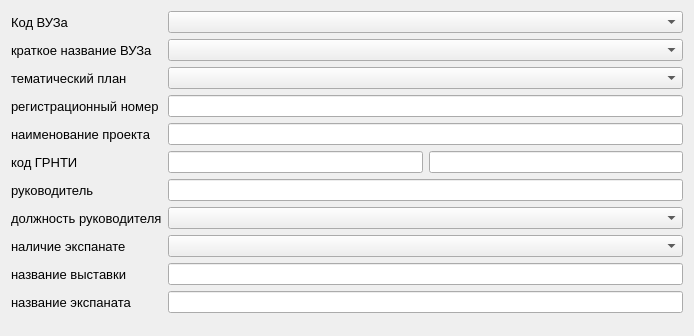
The window that insert_row.ui (VaninaAY/SYBD) describes before a commit, drawn with Qt 5.
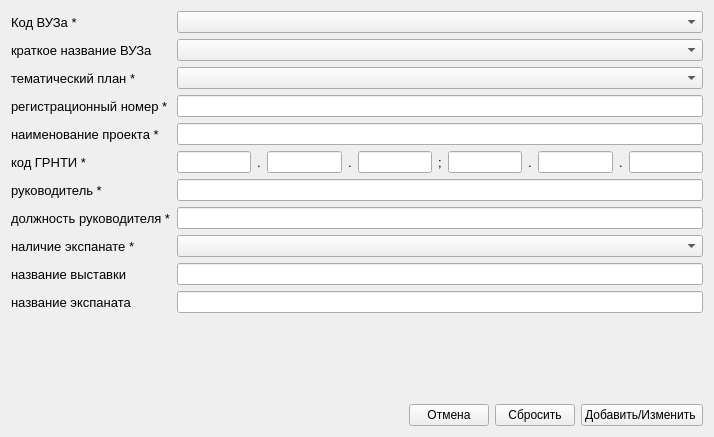
The same window after the commit.

Patch:
```diff
--- a/insert_row.ui
+++ b/insert_row.ui
@@ -6,13 +6,15 @@
    <rect>
     <x>0</x>
     <y>0</y>
-    <width>694</width>
-    <height>336</height>
+    <width>714</width>
+    <height>437</height>
    </rect>
   </property>
   <property name="windowTitle">
    <string>Form</string>
   </property>
+  <layout class="QVBoxLayout" name="verticalLayout">
+   <item>
   <layout class="QFormLayout" name="formLayout">
    <item row="0" column="0">
     <widget class="QLabel" name="label">
@@ -22,7 +24,7 @@
       </font>
      </property>
      <property name="text">
-      <string>Код ВУЗа</string>
+        <string>Код ВУЗа *</string>
      </property>
     </widget>
    </item>
@@ -52,7 +54,7 @@
       </font>
      </property>
      <property name="text">
-      <string>тематический план</string>
+        <string>тематический план *</string>
      </property>
     </widget>
    </item>
@@ -67,7 +69,7 @@
       </font>
      </property>
      <property name="text">
-      <string>регистрационный номер</string>
+        <string>регистрационный номер *</string>
      </property>
     </widget>
    </item>
@@ -82,7 +84,7 @@
       </font>
      </property>
      <property name="text">
-      <string>наименование проекта</string>
+        <string>наименование проекта *</string>
      </property>
     </widget>
    </item>
@@ -97,17 +99,119 @@
       </font>
      </property>
      <property name="text">
-      <string>код ГРНТИ</string>
+        <string>код ГРНТИ *</string>
      </property>
     </widget>
    </item>
    <item row="5" column="1">
     <layout class="QHBoxLayout" name="horizontalLayout">
      <item>
-      <widget class="QLineEdit" name="lineEdit_6"/>
+        <widget class="QLineEdit" name="lineEdit_grnti1_1">
+         <property name="inputMask">
+          <string/>
+         </property>
+         <property name="text">
+          <string/>
+         </property>
+         <property name="maxLength">
+          <number>32767</number>
+         </property>
+        </widget>
      </item>
      <item>
-      <widget class="QLineEdit" name="lineEdit_7"/>
+        <widget class="QLabel" name="label_12">
+         <property name="font">
+          <font>
+           <pointsize>10</pointsize>
+          </font>
+         </property>
+         <property name="text">
+          <string>.</string>
+         </property>
+        </widget>
+       </item>
+       <item>
+        <widget class="QLineEdit" name="lineEdit_grnti1_2">
+         <property name="text">
+          <string/>
+         </property>
+        </widget>
+       </item>
+       <item>
+        <widget class="QLabel" name="label_13">
+         <property name="font">
+          <font>
+           <pointsize>10</pointsize>
+          </font>
+         </property>
+         <property name="text">
+          <string>.</string>
+         </property>
+        </widget>
+       </item>
+       <item>
+        <widget class="QLineEdit" name="lineEdit_grnti1_3">
+         <property name="text">
+          <string/>
+         </property>
+        </widget>
+       </item>
+       <item>
+        <widget class="QLabel" name="label_14">
+         <property name="font">
+          <font>
+           <pointsize>10</pointsize>
+          </font>
+         </property>
+         <property name="text">
+          <string>;</string>
+         </property>
+        </widget>
+       </item>
+       <item>
+        <widget class="QLineEdit" name="lineEdit_grnti2_1">
+         <property name="text">
+          <string/>
+         </property>
+        </widget>
+       </item>
+       <item>
+        <widget class="QLabel" name="label_17">
+         <property name="font">
+          <font>
+           <pointsize>10</pointsize>
+          </font>
+         </property>
+         <property name="text">
+          <string>.</string>
+         </property>
+        </widget>
+       </item>
+       <item>
+        <widget class="QLineEdit" name="lineEdit_grnti2_2">
+         <property name="text">
+          <string/>
+         </property>
+        </widget>
+       </item>
+       <item>
+        <widget class="QLabel" name="label_16">
+         <property name="font">
+          <font>
+           <pointsize>10</pointsize>
+          </font>
+         </property>
+         <property name="text">
+          <string>.</string>
+         </property>
+        </widget>
+       </item>
+       <item>
+        <widget class="QLineEdit" name="lineEdit_grnti2_3">
+         <property name="text">
+          <string/>
+         </property>
+        </widget>
      </item>
     </layout>
    </item>
@@ -119,7 +223,7 @@
       </font>
      </property>
      <property name="text">
-      <string>руководитель</string>
+        <string>руководитель *</string>
      </property>
     </widget>
    </item>
@@ -134,12 +238,12 @@
       </font>
      </property>
      <property name="text">
-      <string>должность руководителя</string>
+        <string>должность руководителя *</string>
      </property>
     </widget>
    </item>
    <item row="7" column="1">
-    <widget class="QComboBox" name="comboBox_4"/>
+      <widget class="QLineEdit" name="lineEdit_bosstitle"/>
    </item>
    <item row="8" column="0">
     <widget class="QLabel" name="label_8">
@@ -149,7 +253,7 @@
       </font>
      </property>
      <property name="text">
-      <string>наличие экспанате</string>
+        <string>наличие экспанате *</string>
      </property>
     </widget>
    </item>
@@ -184,7 +288,47 @@
     </widget>
    </item>
    <item row="10" column="1">
-    <widget class="QLineEdit" name="lineEdit_5"/>
+      <widget class="QLineEdit" name="lineEdit_exponat"/>
+     </item>
+    </layout>
+   </item>
+   <item>
+    <layout class="QHBoxLayout" name="horizontalLayout_2">
+     <item>
+      <spacer name="horizontalSpacer">
+       <property name="orientation">
+        <enum>Qt::Horizontal</enum>
+       </property>
+       <property name="sizeHint" stdset="0">
+        <size>
+         <width>268</width>
+         <height>20</height>
+        </size>
+       </property>
+      </spacer>
+     </item>
+     <item>
+      <widget class="QPushButton" name="Button_cancel">
+       <property name="text">
+        <string>Отмена</string>
+       </property>
+      </widget>
+     </item>
+     <item>
+      <widget class="QPushButton" name="Button_reset">
+       <property name="text">
+        <string>Сбросить</string>
+       </property>
+      </widget>
+     </item>
+     <item>
+      <widget class="QPushButton" name="Button_add">
+       <property name="text">
+        <string>Добавить/Изменить </string>
+       </property>
+      </widget>
+     </item>
+    </layout>
    </item>
   </layout>
  </widget>
```
Left out of the diff: 22 changed lines with no effect on the pictures. Lines whose indentation alone changed are shown as unchanged.
